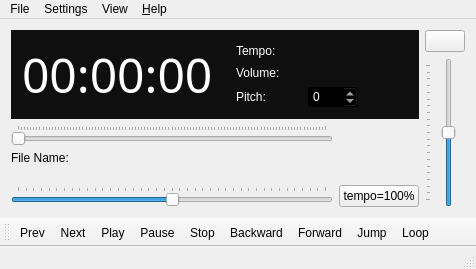
The window that guiplayer.ui (pedrolcl/dmidiplayer) describes before a commit, drawn with Qt 5.
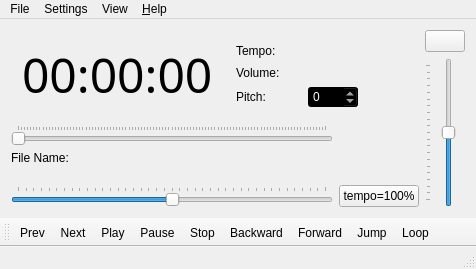
The same window after the commit. Icons and pictures are not drawn. Custom widgets are drawn as their Qt base class.

Commit message: windows initial size and positioning

Patch:
```diff
--- a/guiplayer.ui
+++ b/guiplayer.ui
@@ -37,448 +37,6 @@
         <verstretch>0</verstretch>
        </sizepolicy>
       </property>
-      <property name="palette">
-       <palette>
-        <active>
-         <colorrole role="WindowText">
-          <brush brushstyle="SolidPattern">
-           <color alpha="255">
-            <red>255</red>
-            <green>255</green>
-            <blue>255</blue>
-           </color>
-          </brush>
-         </colorrole>
-         <colorrole role="Button">
-          <brush brushstyle="SolidPattern">
-           <color alpha="255">
-            <red>15</red>
-            <green>15</green>
-            <blue>15</blue>
-           </color>
-          </brush>
-         </colorrole>
-         <colorrole role="Light">
-          <brush brushstyle="SolidPattern">
-           <color alpha="255">
-            <red>22</red>
-            <green>22</green>
-            <blue>22</blue>
-           </color>
-          </brush>
-         </colorrole>
-         <colorrole role="Midlight">
-          <brush brushstyle="SolidPattern">
-           <color alpha="255">
-            <red>18</red>
-            <green>18</green>
-            <blue>18</blue>
-           </color>
-          </brush>
-         </colorrole>
-         <colorrole role="Dark">
-          <brush brushstyle="SolidPattern">
-           <color alpha="255">
-            <red>7</red>
-            <green>7</green>
-            <blue>7</blue>
-           </color>
-          </brush>
-         </colorrole>
-         <colorrole role="Mid">
-          <brush brushstyle="SolidPattern">
-           <color alpha="255">
-            <red>10</red>
-            <green>10</green>
-            <blue>10</blue>
-           </color>
-          </brush>
-         </colorrole>
-         <colorrole role="Text">
-          <brush brushstyle="SolidPattern">
-           <color alpha="255">
-            <red>255</red>
-            <green>255</green>
-            <blue>255</blue>
-           </color>
-          </brush>
-         </colorrole>
-         <colorrole role="BrightText">
-          <brush brushstyle="SolidPattern">
-           <color alpha="255">
-            <red>255</red>
-            <green>255</green>
-            <blue>255</blue>
-           </color>
-          </brush>
-         </colorrole>
-         <colorrole role="ButtonText">
-          <brush brushstyle="SolidPattern">
-           <color alpha="255">
-            <red>255</red>
-            <green>255</green>
-            <blue>255</blue>
-           </color>
-          </brush>
-         </colorrole>
-         <colorrole role="Base">
-          <brush brushstyle="SolidPattern">
-           <color alpha="255">
-            <red>0</red>
-            <green>0</green>
-            <blue>0</blue>
-           </color>
-          </brush>
-         </colorrole>
-         <colorrole role="Window">
-          <brush brushstyle="SolidPattern">
-           <color alpha="255">
-            <red>15</red>
-            <green>15</green>
-            <blue>15</blue>
-           </color>
-          </brush>
-         </colorrole>
-         <colorrole role="Shadow">
-          <brush brushstyle="SolidPattern">
-           <color alpha="255">
-            <red>0</red>
-            <green>0</green>
-            <blue>0</blue>
-           </color>
-          </brush>
-         </colorrole>
-         <colorrole role="AlternateBase">
-          <brush brushstyle="SolidPattern">
-           <color alpha="255">
-            <red>7</red>
-            <green>7</green>
-            <blue>7</blue>
-           </color>
-          </brush>
-         </colorrole>
-         <colorrole role="ToolTipBase">
-          <brush brushstyle="SolidPattern">
-           <color alpha="255">
-            <red>255</red>
-            <green>255</green>
-            <blue>220</blue>
-           </color>
-          </brush>
-         </colorrole>
-         <colorrole role="ToolTipText">
-          <brush brushstyle="SolidPattern">
-           <color alpha="255">
-            <red>0</red>
-            <green>0</green>
-            <blue>0</blue>
-           </color>
-          </brush>
-         </colorrole>
-         <colorrole role="PlaceholderText">
-          <brush brushstyle="NoBrush">
-           <color alpha="128">
-            <red>255</red>
-            <green>255</green>
-            <blue>255</blue>
-           </color>
-          </brush>
-         </colorrole>
-        </active>
-        <inactive>
-         <colorrole role="WindowText">
-          <brush brushstyle="SolidPattern">
-           <color alpha="255">
-            <red>255</red>
-            <green>255</green>
-            <blue>255</blue>
-           </color>
-          </brush>
-         </colorrole>
-         <colorrole role="Button">
-          <brush brushstyle="SolidPattern">
-           <color alpha="255">
-            <red>15</red>
-            <green>15</green>
-            <blue>15</blue>
-           </color>
-          </brush>
-         </colorrole>
-         <colorrole role="Light">
-          <brush brushstyle="SolidPattern">
-           <color alpha="255">
-            <red>22</red>
-            <green>22</green>
-            <blue>22</blue>
-           </color>
-          </brush>
-         </colorrole>
-         <colorrole role="Midlight">
-          <brush brushstyle="SolidPattern">
-           <color alpha="255">
-            <red>18</red>
-            <green>18</green>
-            <blue>18</blue>
-           </color>
-          </brush>
-         </colorrole>
-         <colorrole role="Dark">
-          <brush brushstyle="SolidPattern">
-           <color alpha="255">
-            <red>7</red>
-            <green>7</green>
-            <blue>7</blue>
-           </color>
-          </brush>
-         </colorrole>
-         <colorrole role="Mid">
-          <brush brushstyle="SolidPattern">
-           <color alpha="255">
-            <red>10</red>
-            <green>10</green>
-            <blue>10</blue>
-           </color>
-          </brush>
-         </colorrole>
-         <colorrole role="Text">
-          <brush brushstyle="SolidPattern">
-           <color alpha="255">
-            <red>255</red>
-            <green>255</green>
-            <blue>255</blue>
-           </color>
-          </brush>
-         </colorrole>
-         <colorrole role="BrightText">
-          <brush brushstyle="SolidPattern">
-           <color alpha="255">
-            <red>255</red>
-            <green>255</green>
-            <blue>255</blue>
-           </color>
-          </brush>
-         </colorrole>
-         <colorrole role="ButtonText">
-          <brush brushstyle="SolidPattern">
-           <color alpha="255">
-            <red>255</red>
-            <green>255</green>
-            <blue>255</blue>
-           </color>
-          </brush>
-         </colorrole>
-         <colorrole role="Base">
-          <brush brushstyle="SolidPattern">
-           <color alpha="255">
-            <red>0</red>
-            <green>0</green>
-            <blue>0</blue>
-           </color>
-          </brush>
-         </colorrole>
-         <colorrole role="Window">
-          <brush brushstyle="SolidPattern">
-           <color alpha="255">
-            <red>15</red>
-            <green>15</green>
-            <blue>15</blue>
-           </color>
-          </brush>
-         </colorrole>
-         <colorrole role="Shadow">
-          <brush brushstyle="SolidPattern">
-           <color alpha="255">
-            <red>0</red>
-            <green>0</green>
-            <blue>0</blue>
-           </color>
-          </brush>
-         </colorrole>
-         <colorrole role="AlternateBase">
-          <brush brushstyle="SolidPattern">
-           <color alpha="255">
-            <red>7</red>
-            <green>7</green>
-            <blue>7</blue>
-           </color>
-          </brush>
-         </colorrole>
-         <colorrole role="ToolTipBase">
-          <brush brushstyle="SolidPattern">
-           <color alpha="255">
-            <red>255</red>
-            <green>255</green>
-            <blue>220</blue>
-           </color>
-          </brush>
-         </colorrole>
-         <colorrole role="ToolTipText">
-          <brush brushstyle="SolidPattern">
-           <color alpha="255">
-            <red>0</red>
-            <green>0</green>
-            <blue>0</blue>
-           </color>
-          </brush>
-         </colorrole>
-         <colorrole role="PlaceholderText">
-          <brush brushstyle="NoBrush">
-           <color alpha="128">
-            <red>255</red>
-            <green>255</green>
-            <blue>255</blue>
-           </color>
-          </brush>
-         </colorrole>
-        </inactive>
-        <disabled>
-         <colorrole role="WindowText">
-          <brush brushstyle="SolidPattern">
-           <color alpha="255">
-            <red>7</red>
-            <green>7</green>
-            <blue>7</blue>
-           </color>
-          </brush>
-         </colorrole>
-         <colorrole role="Button">
-          <brush brushstyle="SolidPattern">
-           <color alpha="255">
-            <red>15</red>
-            <green>15</green>
-            <blue>15</blue>
-           </color>
-          </brush>
-         </colorrole>
-         <colorrole role="Light">
-          <brush brushstyle="SolidPattern">
-           <color alpha="255">
-            <red>22</red>
-            <green>22</green>
-            <blue>22</blue>
-           </color>
-          </brush>
-         </colorrole>
-         <colorrole role="Midlight">
-          <brush brushstyle="SolidPattern">
-           <color alpha="255">
-            <red>18</red>
-            <green>18</green>
-            <blue>18</blue>
-           </color>
-          </brush>
-         </colorrole>
-         <colorrole role="Dark">
-          <brush brushstyle="SolidPattern">
-           <color alpha="255">
-            <red>7</red>
-            <green>7</green>
-            <blue>7</blue>
-           </color>
-          </brush>
-         </colorrole>
-         <colorrole role="Mid">
-          <brush brushstyle="SolidPattern">
-           <color alpha="255">
-            <red>10</red>
-            <green>10</green>
-            <blue>10</blue>
-           </color>
-          </brush>
-         </colorrole>
-         <colorrole role="Text">
-          <brush brushstyle="SolidPattern">
-           <color alpha="255">
-            <red>7</red>
-            <green>7</green>
-            <blue>7</blue>
-           </color>
-          </brush>
-         </colorrole>
-         <colorrole role="BrightText">
-          <brush brushstyle="SolidPattern">
-           <color alpha="255">
-            <red>255</red>
-            <green>255</green>
-            <blue>255</blue>
-           </color>
-          </brush>
-         </colorrole>
-         <colorrole role="ButtonText">
-          <brush brushstyle="SolidPattern">
-           <color alpha="255">
-            <red>7</red>
-            <green>7</green>
-            <blue>7</blue>
-           </color>
-          </brush>
-         </colorrole>
-         <colorrole role="Base">
-          <brush brushstyle="SolidPattern">
-           <color alpha="255">
-            <red>15</red>
-            <green>15</green>
-            <blue>15</blue>
-           </color>
-          </brush>
-         </colorrole>
-         <colorrole role="Window">
-          <brush brushstyle="SolidPattern">
-           <color alpha="255">
-            <red>15</red>
-            <green>15</green>
-            <blue>15</blue>
-           </color>
-          </brush>
-         </colorrole>
-         <colorrole role="Shadow">
-          <brush brushstyle="SolidPattern">
-           <color alpha="255">
-            <red>0</red>
-            <green>0</green>
-            <blue>0</blue>
-           </color>
-          </brush>
-         </colorrole>
-         <colorrole role="AlternateBase">
-          <brush brushstyle="SolidPattern">
-           <color alpha="255">
-            <red>15</red>
-            <green>15</green>
-            <blue>15</blue>
-           </color>
-          </brush>
-         </colorrole>
-         <colorrole role="ToolTipBase">
-          <brush brushstyle="SolidPattern">
-           <color alpha="255">
-            <red>255</red>
-            <green>255</green>
-            <blue>220</blue>
-           </color>
-          </brush>
-         </colorrole>
-         <colorrole role="ToolTipText">
-          <brush brushstyle="SolidPattern">
-           <color alpha="255">
-            <red>0</red>
-            <green>0</green>
-            <blue>0</blue>
-           </color>
-          </brush>
-         </colorrole>
-         <colorrole role="PlaceholderText">
-          <brush brushstyle="NoBrush">
-           <color alpha="128">
-            <red>255</red>
-            <green>255</green>
-            <blue>255</blue>
-           </color>
-          </brush>
-         </colorrole>
-        </disabled>
-       </palette>
-      </property>
       <property name="statusTip">
        <string>Playback time and current levels</string>
       </property>
```
Left out of the diff: 2 changed lines with no effect on the pictures. The commit also changes 5 other files.
